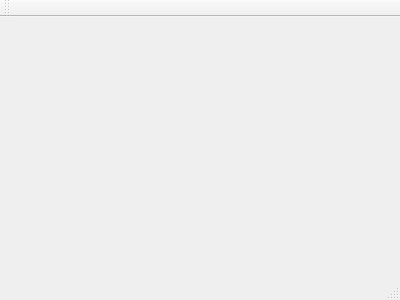
Above: 002/mainwindow.ui from huruitong/Qt before the change. Below: the same form after it.
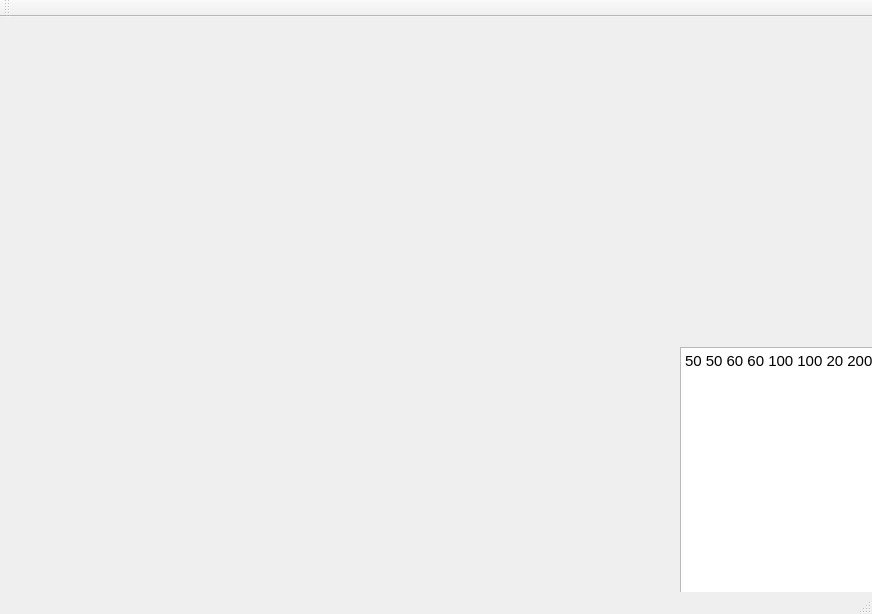
That is the form after the change.

```diff
--- a/002/mainwindow.ui
+++ b/002/mainwindow.ui
@@ -1,24 +1,57 @@
 <ui version="4.0">
  <class>MainWindow</class>
- <widget class="QMainWindow" name="MainWindow" >
-  <property name="geometry" >
+ <widget class="QMainWindow" name="MainWindow">
+  <property name="geometry">
    <rect>
     <x>0</x>
     <y>0</y>
-    <width>400</width>
-    <height>300</height>
+    <width>872</width>
+    <height>614</height>
    </rect>
   </property>
   <property name="windowTitle" >
    <string>MainWindow</string>
   </property>
-  <widget class="QMenuBar" name="menuBar" />
-  <widget class="QToolBar" name="mainToolBar" />
-  <widget class="QWidget" name="centralWidget" />
-  <widget class="QStatusBar" name="statusBar" />
+  <widget class="QWidget" name="centralWidget">
+   <widget class="QTextEdit" name="textEdit">
+    <property name="geometry">
+     <rect>
+      <x>680</x>
+      <y>330</y>
+      <width>211</width>
+      <height>261</height>
+     </rect>
+    </property>
+    <property name="html">
+     <string>&lt;!DOCTYPE HTML PUBLIC &quot;-//W3C//DTD HTML 4.0//EN&quot; &quot;http://www.w3.org/TR/REC-html40/strict.dtd&quot;&gt;
+&lt;html&gt;&lt;head&gt;&lt;meta name=&quot;qrichtext&quot; content=&quot;1&quot; /&gt;&lt;style type=&quot;text/css&quot;&gt;
+p, li { white-space: pre-wrap; }
+&lt;/style&gt;&lt;/head&gt;&lt;body style=&quot; font-family:'Ubuntu'; font-size:11pt; font-weight:400; font-style:normal;&quot;&gt;
+&lt;p style=&quot; margin-top:0px; margin-bottom:0px; margin-left:0px; margin-right:0px; -qt-block-indent:0; text-indent:0px;&quot;&gt;50 50 60 60 100 100 20 200&lt;/p&gt;&lt;/body&gt;&lt;/html&gt;</string>
+    </property>
+   </widget>
+  </widget>
+  <widget class="QMenuBar" name="menuBar">
+   <property name="geometry">
+    <rect>
+     <x>0</x>
+     <y>0</y>
+     <width>872</width>
+     <height>28</height>
+    </rect>
+   </property>
+  </widget>
+  <widget class="QToolBar" name="mainToolBar">
+   <attribute name="toolBarArea">
+    <enum>TopToolBarArea</enum>
+   </attribute>
+   <attribute name="toolBarBreak">
+    <bool>false</bool>
+   </attribute>
+  </widget>
+  <widget class="QStatusBar" name="statusBar"/>
  </widget>
- <layoutDefault spacing="6" margin="11" />
- <pixmapfunction></pixmapfunction>
+ <layoutdefault spacing="6" margin="11"/>
  <resources/>
  <connections/>
 </ui>
```
Left out of the diff: 3 changed lines with no effect on the pictures.
